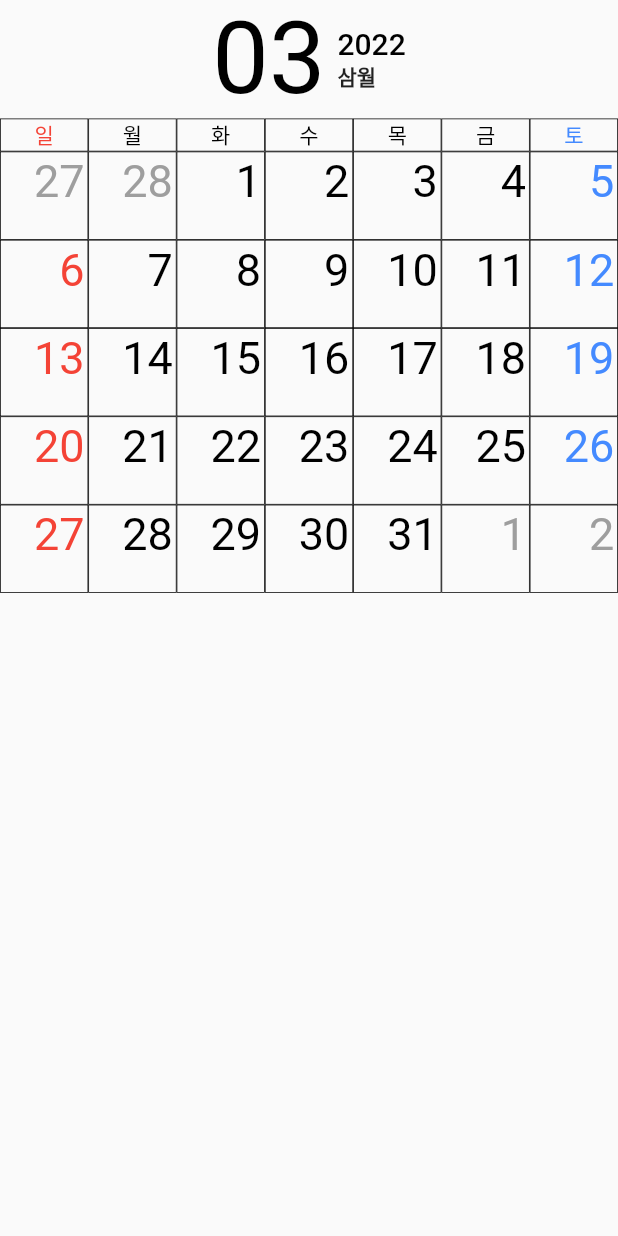
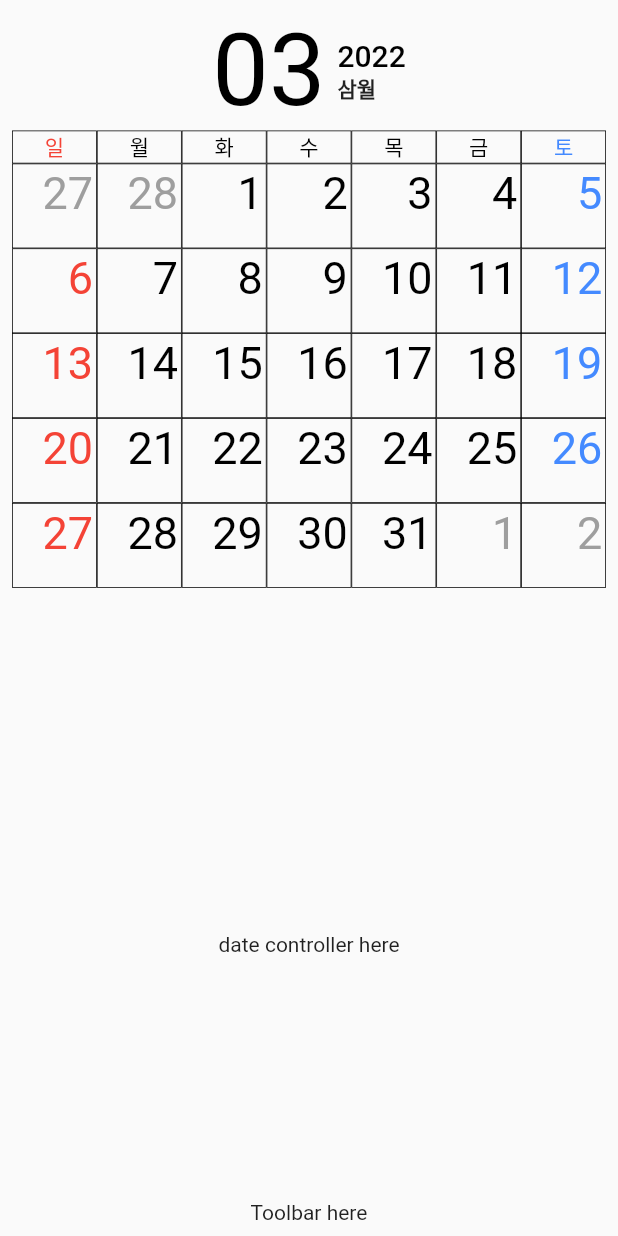
Before and after one commit to ssk-flutter/calendar_printer, a Flutter app: the screen it shows after launch, on a phone screen of 412 x 824 dp. Run offline on Flutter 3.47's test engine with Material 2 defaults, Android fonts, the phone set to English and light mode, and no system bars.

Commit message:
년/월 선택, 공유/프린트 UI 자리 내주기

```diff
--- a/lib/page/home.dart
+++ b/lib/page/home.dart
@@ -1,6 +1,8 @@
 import 'package:flutter/material.dart';
 
 import '../widget/classic_calendar/classic_calendar.dart';
+import '../widget/date_controller_widget.dart';
+import '../widget/toolbar_widget.dart';
 
 class HomePage extends StatelessWidget {
   const HomePage({Key? key}) : super(key: key);
@@ -9,10 +11,17 @@ class HomePage extends StatelessWidget {
   Widget build(BuildContext context) {
     return Scaffold(
       body: SafeArea(
-        child: Column(
-          children: [
-            ClassicCalendar(),
-          ],
+        child: Padding(
+          padding: const EdgeInsets.all(8.0),
+          child: Column(
+            children: [
+              ClassicCalendar(),
+              Spacer(),
+              DateControllerWidget(),
+              Spacer(),
+              ToolbarWidget(),
+            ],
+          ),
         ),
       ),
     );
--- a/lib/widget/classic_calendar/classic_calendar.dart
+++ b/lib/widget/classic_calendar/classic_calendar.dart
@@ -13,7 +13,7 @@ class ClassicCalendar extends StatelessWidget {
       children: [
         HeaderWidget(),
         ColumnHeaderWidget(),
-        SizedBox(height: 500, child: CalendarBodyWidget()),
+        SizedBox(height: 350, child: CalendarBodyWidget()),
       ],
     );
   }
--- /dev/null
+++ b/lib/widget/date_controller_widget.dart
@@ -0,0 +1,10 @@
+import 'package:flutter/material.dart';
+
+class DateControllerWidget extends StatelessWidget {
+  const DateControllerWidget({Key? key}) : super(key: key);
+
+  @override
+  Widget build(BuildContext context) {
+    return Text('date controller here');
+  }
+}
--- /dev/null
+++ b/lib/widget/toolbar_widget.dart
@@ -0,0 +1,10 @@
+import 'package:flutter/material.dart';
+
+class ToolbarWidget extends StatelessWidget {
+  const ToolbarWidget({Key? key}) : super(key: key);
+
+  @override
+  Widget build(BuildContext context) {
+    return Text('Toolbar here');
+  }
+}
```
